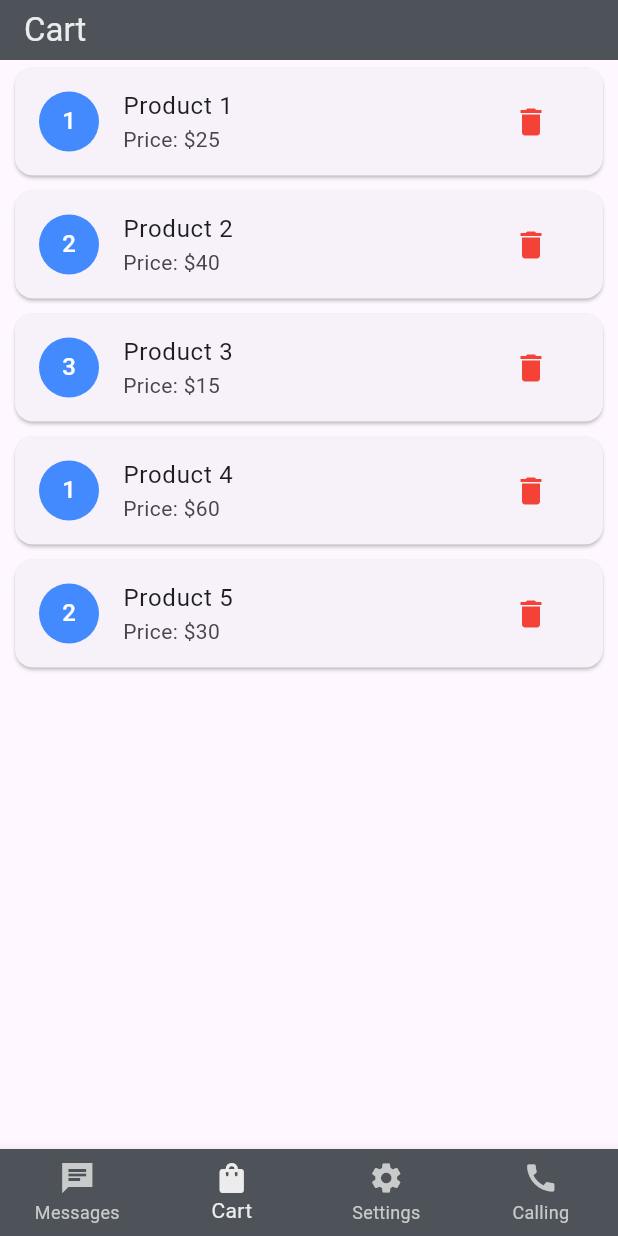
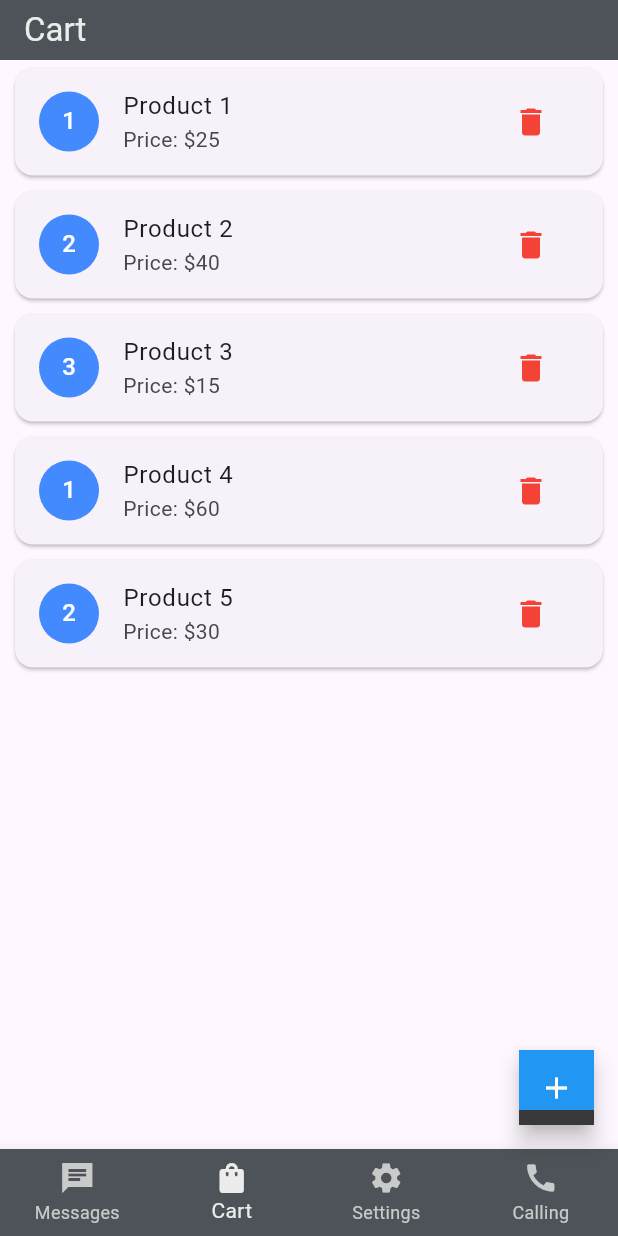
Before and after one commit to Hamza1-creator/_1st_app, a Flutter app: the screen it shows after launch, item 2 of the bottom bar chosen, on a phone screen of 412 x 824 dp. Run offline on Flutter 3.47's test engine with Material 3 defaults, Android fonts, the phone set to English and light mode, and no system bars; statements that could not run were skipped.

Commit message:
button change
small button change

```diff
--- a/lib/HomeScreen.dart
+++ b/lib/HomeScreen.dart
@@ -106,6 +106,23 @@ class _HomeScreenState extends State<HomeScreen> {
                   ),
                 ],
               ),
+             floatingActionButton: Container(
+              width: 50,
+              height: 50,
+              child: FloatingActionButton(
+                onPressed: () {
+                  ScaffoldMessenger.of(context).showSnackBar(
+                    const SnackBar(content: Text("Add new chat pressed")),
+                  );
+                },
+                shape: Border(bottom: BorderSide(color: const Color.fromARGB(255, 56, 56, 56), width: 10)),
+                backgroundColor: Colors.blue,
+                child: const Icon(
+                  Icons.add,
+                  color: Colors.white,
+                ),
+              ),
+            ),
             ),
           );
         }
```
